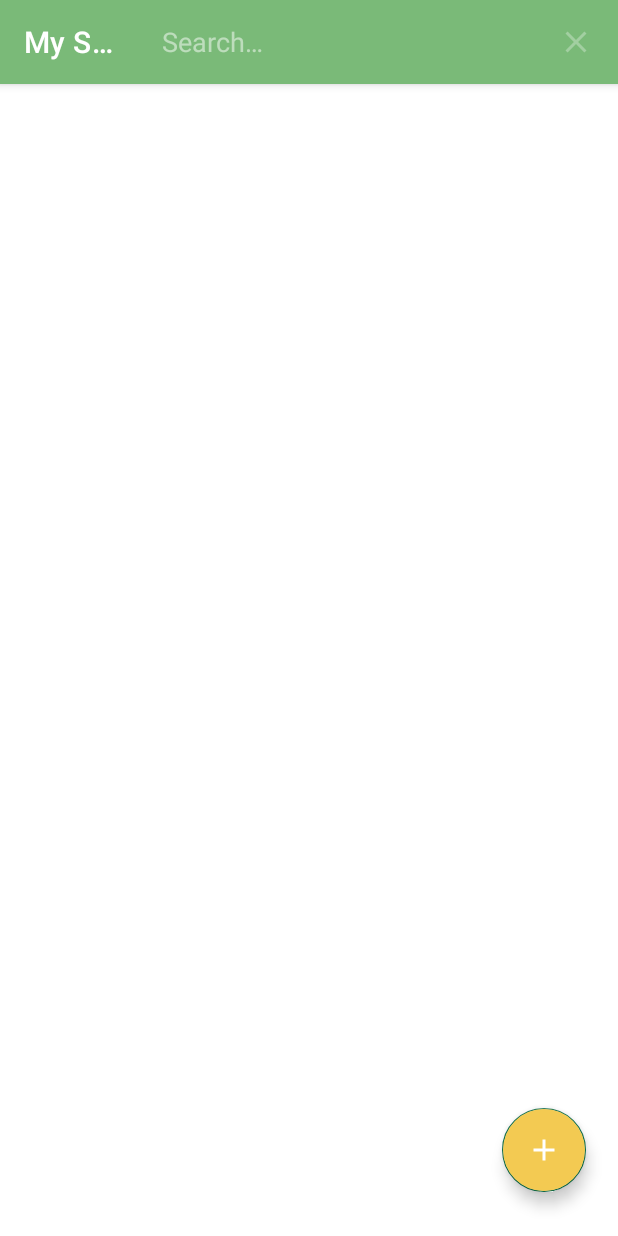
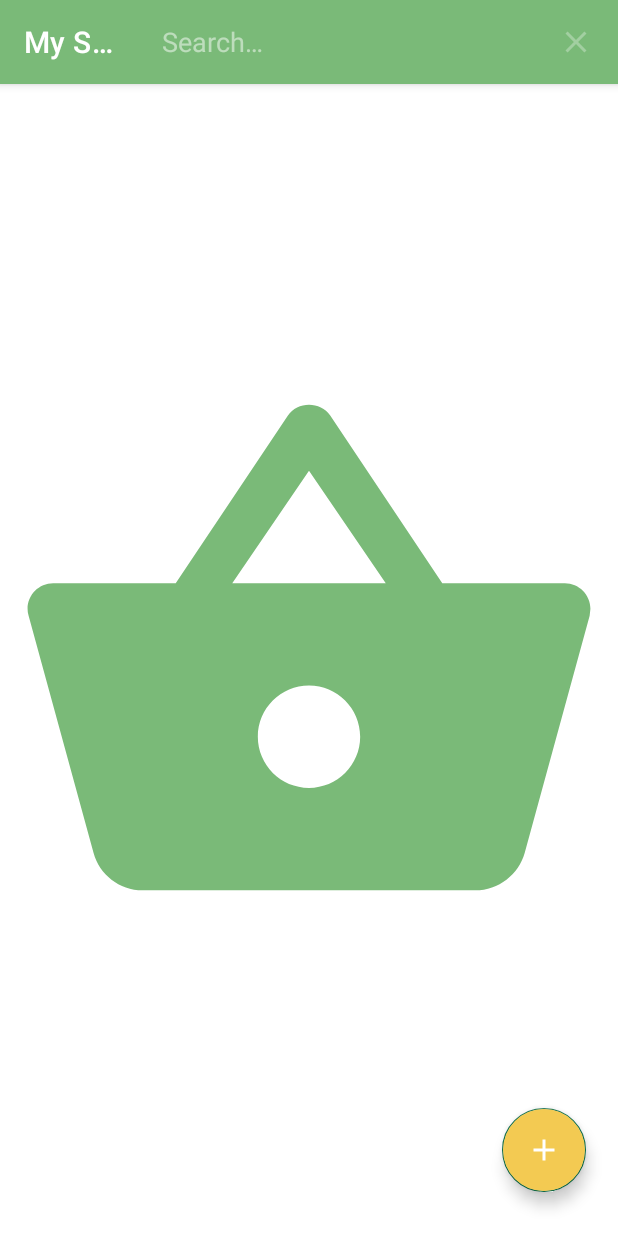
Before and after one commit to monticelli-ricardo/BINFO_FCE-14_Android_ShoppingListApp, an Android app: the screen it shows after launch (MainActivity), after a tap on "Search", on a phone screen of 412 x 824 dp. Run offline under Robolectric (Android 15) with nearby library versions, the phone set to English and light mode, and no system bars; our stand-ins replace Room's generated code, data binding.

Commit message:
Adjust color.

```diff
--- a/app/src/main/res/drawable/baseline_shopping_basket_24.xml
+++ b/app/src/main/res/drawable/baseline_shopping_basket_24.xml
@@ -1,4 +1,4 @@
-<vector xmlns:android="http://schemas.android.com/apk/res/android" android:height="60dp" android:tint="#FFFFFF" android:viewportHeight="24" android:viewportWidth="24" android:width="60dp">
+<vector xmlns:android="http://schemas.android.com/apk/res/android" android:height="60dp" android:tint="@color/primary" android:viewportHeight="24" android:viewportWidth="24" android:width="60dp">
 
     <path android:fillColor="@color/primary" android:pathData="M17.21,9l-4.38,-6.56c-0.19,-0.28 -0.51,-0.42 -0.83,-0.42 -0.32,0 -0.64,0.14 -0.83,0.43L6.79,9L2,9c-0.55,0 -1,0.45 -1,1 0,0.09 0.01,0.18 0.04,0.27l2.54,9.27c0.23,0.84 1,1.46 1.92,1.46h13c0.92,0 1.69,-0.62 1.93,-1.46l2.54,-9.27L23,10c0,-0.55 -0.45,-1 -1,-1h-4.79zM9,9l3,-4.4L15,9L9,9zM12,17c-1.1,0 -2,-0.9 -2,-2s0.9,-2 2,-2 2,0.9 2,2 -0.9,2 -2,2z"/>
 
```
